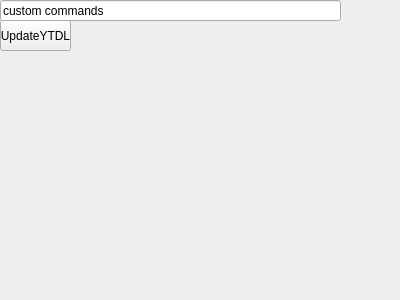
Qt form Ytdl_gui/advanced_settings.ui (NoxNoscope/Ytdl_gui_cpp) before a commit.
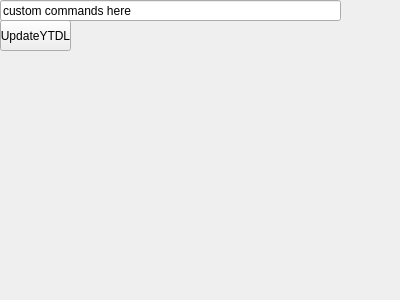
The same form after that commit.

```diff
--- a/Ytdl_gui/advanced_settings.ui
+++ b/Ytdl_gui/advanced_settings.ui
@@ -42,7 +42,7 @@
     <string>type in a normal ytdl command (include youtube-dl at the beginning)</string>
    </property>
    <property name="text">
-    <string>custom commands</string>
+    <string>custom commands here</string>
    </property>
   </widget>
  </widget>
```
